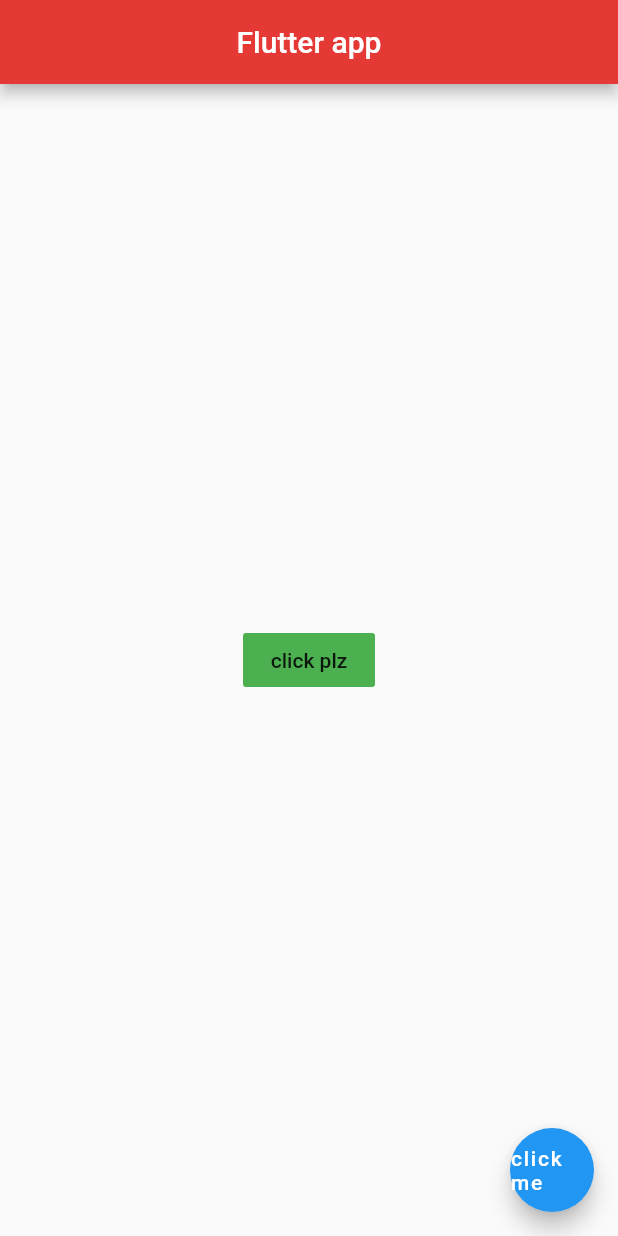
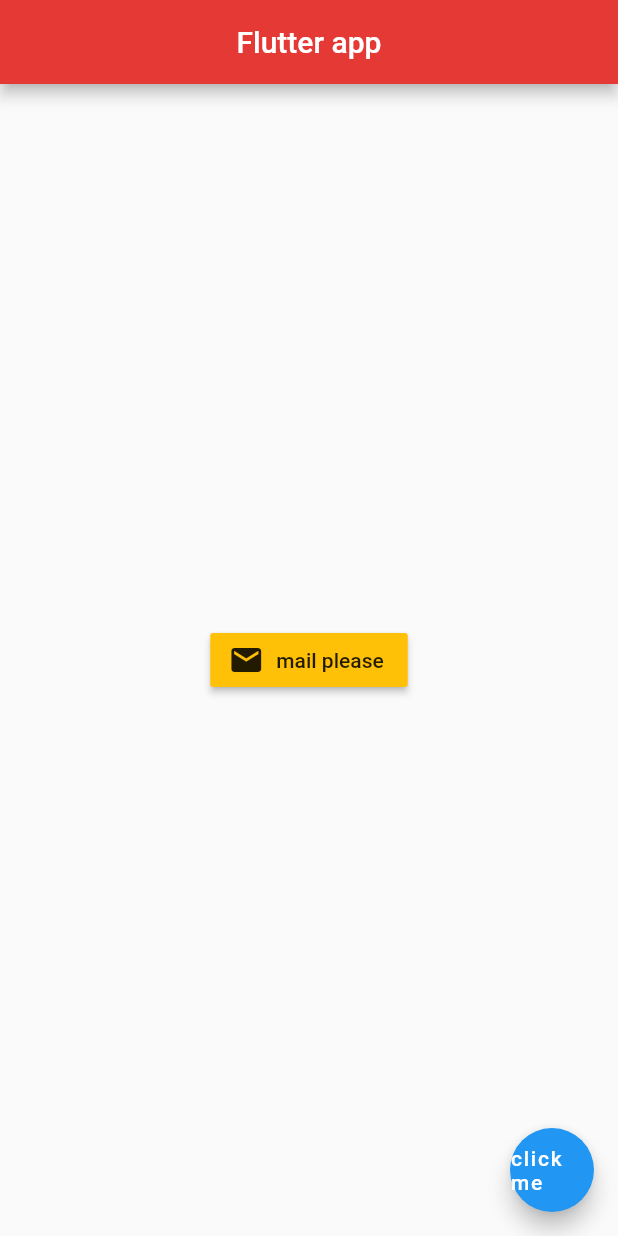
Before and after one commit to sakshi3326/Flutter-Basics, a Flutter app: the screen it shows after launch, on a phone screen of 412 x 824 dp. Run offline on Flutter 3.47's test engine with Material 2 defaults, Android fonts, the phone set to English and light mode, and no system bars.

Commit message:
icon on the button

```diff
--- a/lib/main.dart
+++ b/lib/main.dart
@@ -15,12 +15,13 @@ class home extends StatelessWidget {
         backgroundColor: Colors.red[600],
       ),
       body: Center(
-        child: FlatButton(
-           onPressed: () {
-             print('clicked ');
-           },
-          child: Text('click plz'),
-          color: Colors.green,
+        child: RaisedButton.icon(
+           onPressed: () {},
+          icon: Icon(
+            Icons.mail
+          ),
+            label: Text('mail please'),
+          color: Colors.amber ,
 
         ),
       ),
```
